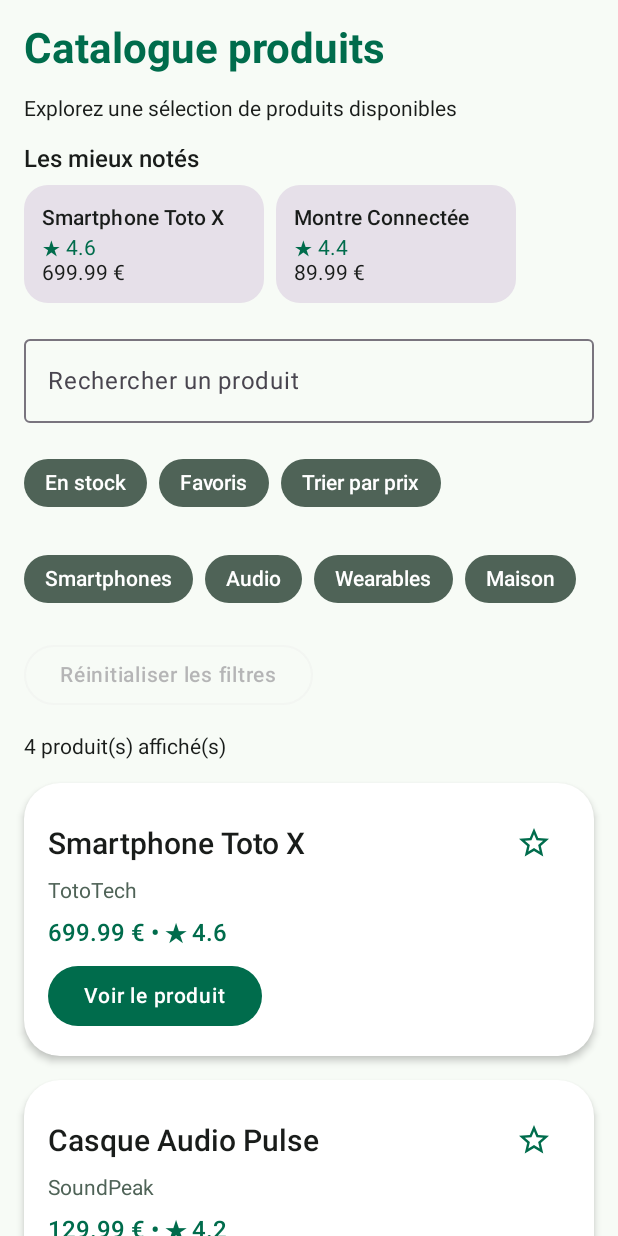
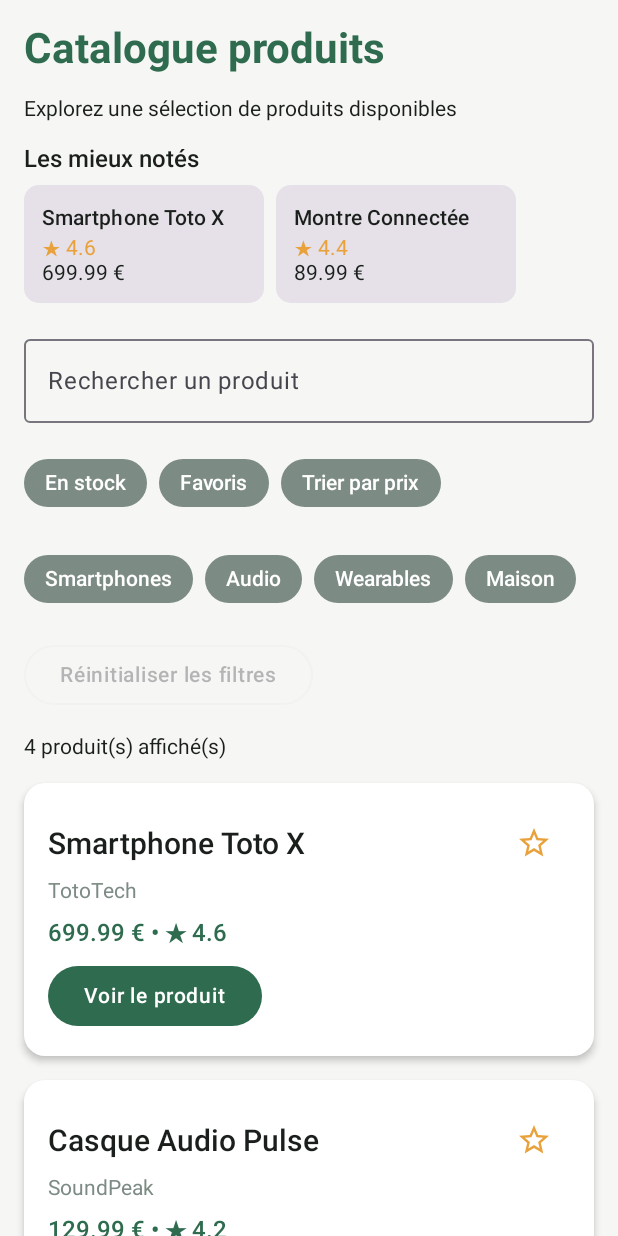
Before and after one commit to LiliSoli/ProductExplorer, an Android app built with Jetpack Compose: the screen it shows after launch (MainActivity), on a phone screen of 412 x 824 dp. Run offline under Robolectric (Android 15) with nearby library versions, the phone set to English and light mode, and no system bars.

Commit message:
feat(tp6-tp7-autonomy): add sage palette and shapes

```diff
--- a/app/src/main/java/com/example/productexplorer/MainActivity.kt
+++ b/app/src/main/java/com/example/productexplorer/MainActivity.kt
@@ -479,8 +479,8 @@ fun FeaturedProductSection(
                     .align(Alignment.TopEnd)
                     .padding(8.dp),
                 shape = MaterialTheme.shapes.small,
-                color = MaterialTheme.colorScheme.primary,
-                contentColor = MaterialTheme.colorScheme.onPrimary
+                color = MaterialTheme.colorScheme.tertiary,
+                contentColor = MaterialTheme.colorScheme.onTertiary
             ) {
                 Text(
                     text = "-${product.discountPercentage.toInt()} %",
@@ -609,7 +609,7 @@ fun TopRatedProductCard(
             Text(
                 text = "★ ${product.rating}",
                 style = MaterialTheme.typography.bodyMedium,
-                color = MaterialTheme.colorScheme.primary
+                color = MaterialTheme.colorScheme.tertiary
             )
             Text(
                 text = "${product.price} €",
@@ -992,7 +992,7 @@ fun ProductListItem(
                     Icon(
                         imageVector = if (isFavorite) Icons.Filled.Star else Icons.Outlined.StarBorder,
                         contentDescription = if (isFavorite) "Retirer des favoris" else "Ajouter aux favoris",
-                        tint = MaterialTheme.colorScheme.primary
+                        tint = MaterialTheme.colorScheme.tertiary
                     )
                 }
             }
--- a/app/src/main/java/com/example/productexplorer/ui/theme/Color.kt
+++ b/app/src/main/java/com/example/productexplorer/ui/theme/Color.kt
@@ -2,10 +2,21 @@ package com.example.productexplorer.ui.theme
 
 import androidx.compose.ui.graphics.Color
 
-val Purple80 = Color(0xFFD0BCFF)
-val PurpleGrey80 = Color(0xFFCCC2DC)
-val Pink80 = Color(0xFFEFB8C8)
+// Thème clair
+val SageGreen = Color(0xFF2F6B4F)
+val SageGrey = Color(0xFF7C8B83)
+val Honey = Color(0xFFE9A23B)
+val LightBackground = Color(0xFFF6F7F4)
+val LightSurface = Color(0xFFFFFFFF)
+val DarkText = Color(0xFF1B1F1C)
 
-val Purple40 = Color(0xFF6650a4)
-val PurpleGrey40 = Color(0xFF625b71)
-val Pink40 = Color(0xFF7D5260)
+// Thème sombre
+val SageGreenLight = Color(0xFF8FD1AE)
+val SageGreenDeep = Color(0xFF0F3825)
+val SageGreyLight = Color(0xFFA9B7AF)
+val SageGreyDeep = Color(0xFF1F2A24)
+val HoneyLight = Color(0xFFF2C06E)
+val HoneyDeep = Color(0xFF3A2600)
+val DarkBackground = Color(0xFF121513)
+val DarkSurface = Color(0xFF1B201D)
+val LightText = Color(0xFFE2E6E2)
--- a/app/src/main/java/com/example/productexplorer/ui/theme/Theme.kt
+++ b/app/src/main/java/com/example/productexplorer/ui/theme/Theme.kt
@@ -1,49 +1,47 @@
 package com.example.productexplorer.ui.theme
 
-import android.app.Activity
-import android.os.Build
 import androidx.compose.foundation.isSystemInDarkTheme
 import androidx.compose.foundation.shape.RoundedCornerShape
 import androidx.compose.material3.MaterialTheme
 import androidx.compose.material3.Shapes
 import androidx.compose.material3.darkColorScheme
-import androidx.compose.material3.dynamicDarkColorScheme
-import androidx.compose.material3.dynamicLightColorScheme
 import androidx.compose.material3.lightColorScheme
 import androidx.compose.runtime.Composable
 import androidx.compose.ui.graphics.Color
-import androidx.compose.ui.platform.LocalContext
 import androidx.compose.ui.unit.dp
 
-private val DarkColorScheme = darkColorScheme(
-    primary = Color(0xFF7DDBB0),
-    onPrimary = Color(0xFF003826),
-    secondary = Color(0xFFB7CCBC),
-    background = Color(0xFF101411),
-    onBackground = Color(0xFFE0E4DF),
-    surface = Color(0xFF1C211D),
-    onSurface = Color(0xFFE0E4DF)
+private val LightColorScheme = lightColorScheme(
+    primary = SageGreen,
+    onPrimary = Color.White,
+    secondary = SageGrey,
+    onSecondary = Color.White,
+    tertiary = Honey,
+    onTertiary = HoneyDeep,
+    background = LightBackground,
+    onBackground = DarkText,
+    surface = LightSurface,
+    onSurface = DarkText
 )
 
-private val LightColorScheme = lightColorScheme(
-    primary = Color(0xFF006C4C),
-    onPrimary = Color.White,
-    secondary = Color(0xFF4F6357),
-    background = Color(0xFFF7FBF6),
-    onBackground = Color(0xFF191C1A),
-    surface = Color(0xFFFFFFFF),
-    onSurface = Color(0xFF191C1A)
+private val DarkColorScheme = darkColorScheme(
+    primary = SageGreenLight,
+    onPrimary = SageGreenDeep,
+    secondary = SageGreyLight,
+    onSecondary = SageGreyDeep,
+    tertiary = HoneyLight,
+    onTertiary = HoneyDeep,
+    background = DarkBackground,
+    onBackground = LightText,
+    surface = DarkSurface,
+    onSurface = LightText
 )
 
-/* Other default colors to override
-background = Color(0xFFFFFBFE),
-surface = Color(0xFFFFFBFE),
-onPrimary = Color.White,
-onSecondary = Color.White,
-onTertiary = Color.White,
-onBackground = Color(0xFF1C1B1F),
-onSurface = Color(0xFF1C1B1F),
-*/
+private val ProductShapes = Shapes(
+    small = RoundedCornerShape(6.dp),
+    medium = RoundedCornerShape(10.dp),
+    large = RoundedCornerShape(14.dp),
+    extraLarge = RoundedCornerShape(50)
+)
 
 @Composable
 fun ProductExplorerTheme(
@@ -62,10 +60,3 @@ fun ProductExplorerTheme(
         content = content
     )
 }
-
-private val ProductShapes = Shapes(
-    small = RoundedCornerShape(8.dp),
-    medium = RoundedCornerShape(16.dp),
-    large = RoundedCornerShape(24.dp),
-    extraLarge = RoundedCornerShape(32.dp)
-)
```
